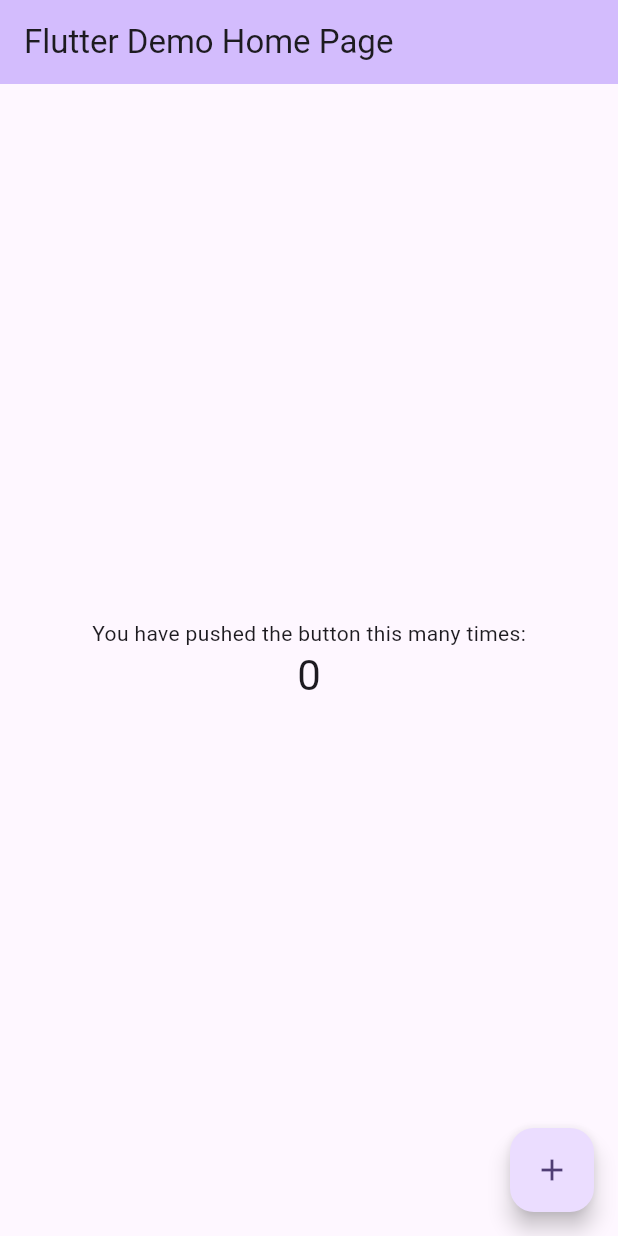
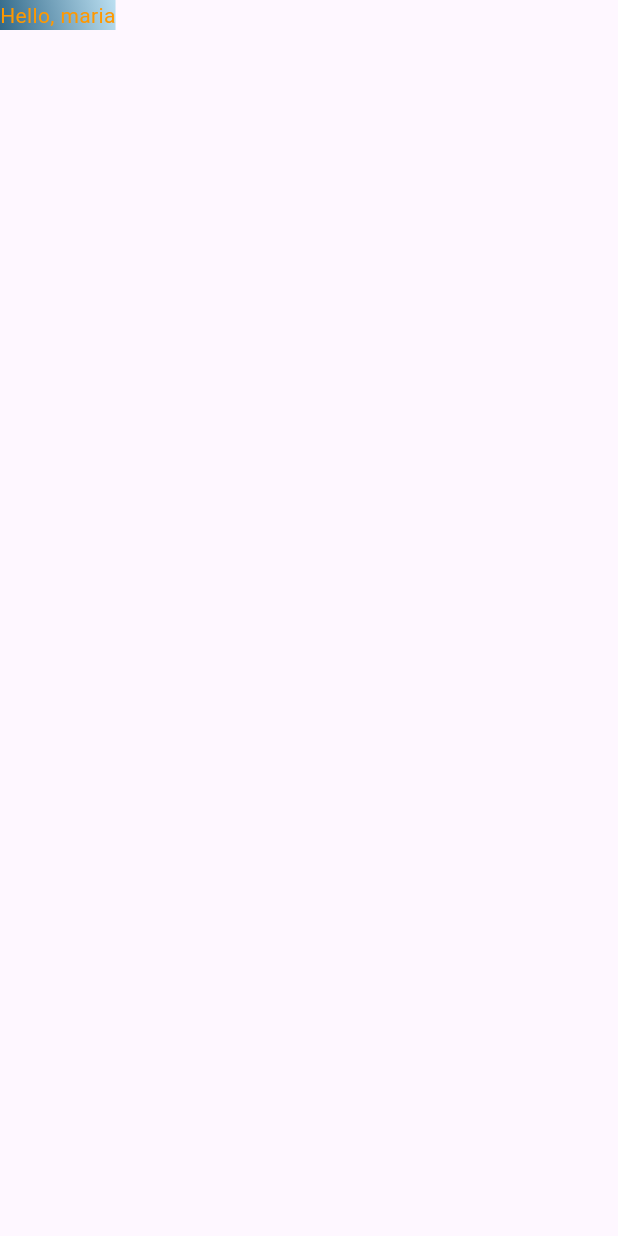
Before and after one commit to Bikrambishwas/service_booking_app, a Flutter app: the screen it shows after launch, on a phone screen of 412 x 824 dp. Run offline on Flutter 3.47's test engine with Material 3 defaults, Android fonts, the light colour scheme and no system bars.

Commit message:
updated in home

```diff
--- a/lib/main.dart
+++ b/lib/main.dart
@@ -1,4 +1,5 @@
 import 'package:flutter/material.dart';
+import 'package:service_booking_app/pages/home.dart';
 
 void main() {
   runApp(const MyApp());
@@ -12,6 +13,7 @@
   Widget build(BuildContext context) {
     return MaterialApp(
       title: 'Flutter Demo',
+      debugShowCheckedModeBanner: false,
       theme: ThemeData(
         // This is the theme of your application.
         //
@@ -31,7 +33,7 @@
         colorScheme: ColorScheme.fromSeed(seedColor: Colors.deepPurple),
         useMaterial3: true,
       ),
-      home: const MyHomePage(title: 'Flutter Demo Home Page'),
+      home: Home(),
     );
   }
 }
--- /dev/null
+++ b/lib/pages/home.dart
@@ -0,0 +1,29 @@
+import 'package:flutter/material.dart';
+
+class Home extends StatefulWidget {
+  const Home({super.key});
+
+  @override
+  State<Home> createState() => _HomeState();
+}
+
+class _HomeState extends State<Home> {
+  @override
+  Widget build(BuildContext context) {
+    return Scaffold(
+       body: Container(
+        child: Column(children: [
+             Container(
+                decoration: BoxDecoration(gradient: LinearGradient(colors: [Color.fromARGB(255, 187, 223, 241), Color.fromARGB(255, 49, 104, 136),], begin: Alignment.topRight, end: Alignment.bottomLeft)),
+             child: Column(
+              children: [
+                 Text("Hello, maria", style: TextStyle(color: Colors.orange),)
+              ],
+             ),
+             ),
+
+        ],),
+       ),
+    );
+  }
+}
```
